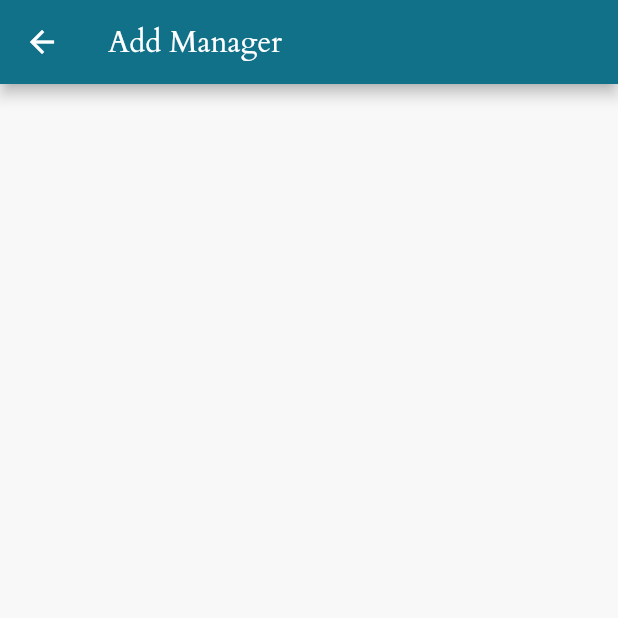
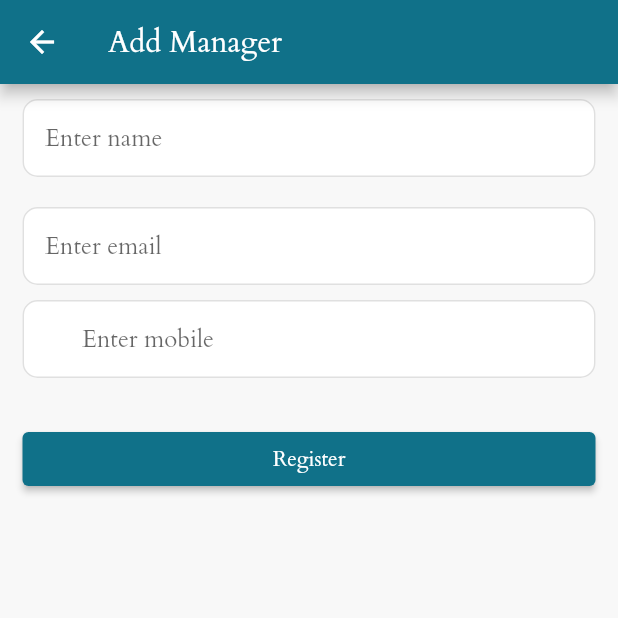
Before and after one commit to aniket-yadav/automobile-service, a Flutter app: the AddManager screen opened by its route, on a phone screen of 412 x 824 dp, the top half of it. Run offline on Flutter 3.47's test engine with Material 2 defaults, Android fonts, the phone set to English and light mode, and no system bars; our stand-ins replace firebase_core, google_maps_flutter, image_picker, jiffy, numberpicker, shared_preferences; missing offline and left inert: encrypt; accounts and stored records are empty.

Commit message:
manger create in -prog

```diff
--- a/lib/controller/data_controller.dart
+++ b/lib/controller/data_controller.dart
@@ -271,4 +271,29 @@ class DataController with ChangeNotifier {
       customers = [];
     }
   }
+
+  void addManager(
+      {required String name,
+      required String email,
+      required String mobile}) async {
+    Map<String, dynamic> body = {
+      "name": name,
+      "email": email,
+      "mobile": mobile,
+    };
+
+    var res = await serviceCallPost(
+      body: body,
+      path: services.addManagerService,
+    );
+
+    print(res.statusCode);
+    print(res.body);
+
+    if (res.statusCode == 200) {
+      Response response = Response.fromJson(jsonDecode(res.body));
+
+      snackBar(response.message ?? '', GlobalVariable.navState.currentContext!);
+    }
+  }
 }
--- a/lib/service/services.dart
+++ b/lib/service/services.dart
@@ -10,3 +10,4 @@ const uploadProfilePhoto = "api/upload_photo.php";
 const changePasswordService = "api/change_password.php";
 const managersService = "api/managers.php";
 const customersService = "api/customers.php";
+const addManagerService = "api/add_manager.php";
--- a/lib/view/admin/add_manager.dart
+++ b/lib/view/admin/add_manager.dart
@@ -1,4 +1,7 @@
+import 'package:automobileservice/controller/data_controller.dart';
+import 'package:automobileservice/utils/snackbar.dart';
 import 'package:flutter/material.dart';
+import 'package:provider/provider.dart';
 
 class AddManager extends StatefulWidget {
   const AddManager({Key? key}) : super(key: key);
@@ -8,12 +11,90 @@ class AddManager extends StatefulWidget {
 }
 
 class _AddManagerState extends State<AddManager> {
+  final TextEditingController nameController = TextEditingController();
+  final TextEditingController emailController = TextEditingController();
+  final TextEditingController mobileController = TextEditingController();
+
   @override
   Widget build(BuildContext context) {
+    final dataController = Provider.of<DataController>(context);
     return Scaffold(
       appBar: AppBar(
         title: const Text("Add Manager"),
       ),
+      body: SingleChildScrollView(
+        child: Column(
+          children: [
+            Container(
+              margin: const EdgeInsets.symmetric(
+                horizontal: 15.0,
+                vertical: 10.0,
+              ),
+              child: TextField(
+                controller: nameController,
+                decoration: const InputDecoration(
+                  filled: true,
+                  hintText: "Enter name",
+                ),
+              ),
+            ),
+            Container(
+              margin: const EdgeInsets.symmetric(
+                horizontal: 15.0,
+                vertical: 10.0,
+              ),
+              child: TextField(
+                controller: emailController,
+                decoration: const InputDecoration(
+                  filled: true,
+                  hintText: "Enter email",
+                ),
+              ),
+            ),
+            Container(
+              margin: const EdgeInsets.symmetric(
+                horizontal: 15.0,
+              ),
+              child: TextField(
+                controller: mobileController,
+                decoration: const InputDecoration(
+                  filled: true,
+                  hintText: "Enter mobile",
+                  counterText: '',
+                  prefixText: "+91",
+                ),
+                maxLength: 10,
+              ),
+            ),
+            Container(
+              width: double.infinity,
+              margin: const EdgeInsets.symmetric(
+                horizontal: 15.0,
+                vertical: 30.0,
+              ),
+              child: ElevatedButton(
+                onPressed: () {
+                  var name = nameController.text.trim();
+                  var email = emailController.text.trim();
+                  var mobile = mobileController.text.trim();
+                  if (name.isNotEmpty &&
+                      email.isNotEmpty &&
+                      mobile.isNotEmpty) {
+                    dataController.addManager(
+                      name: name,
+                      email: email,
+                      mobile: mobile,
+                    );
+                  } else {
+                    snackBar("Please fill all details", context);
+                  }
+                },
+                child: const Text("Register"),
+              ),
+            )
+          ],
+        ),
+      ),
     );
   }
 }
```
Also changed, not shown: lib/view/admin/managers.dart (+59 -0 lines).
